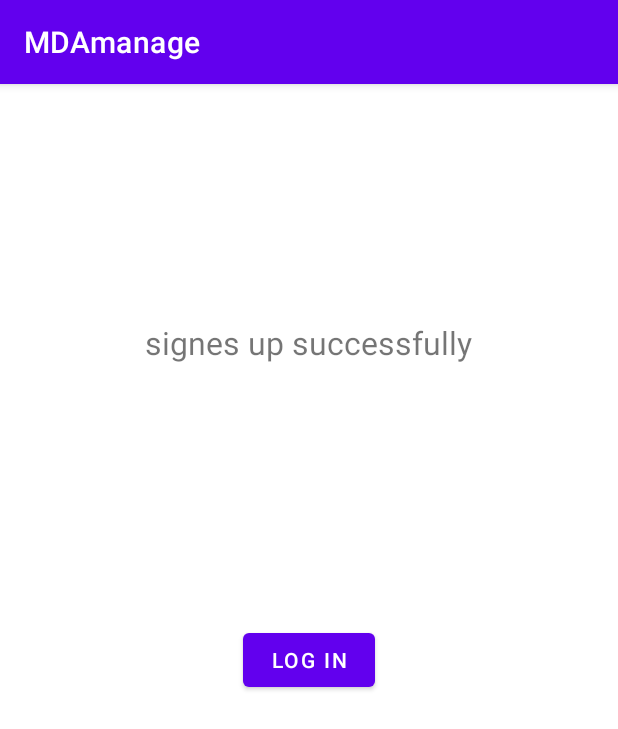
After one commit to ezri1234/MDAmanage, an Android app: the SuccessfullSU screen opened directly, with no data from a screen before it, on a phone screen of 412 x 824 dp. The commit adds this screen. Shown: the top 729 px of the screen. Run offline under Robolectric (Android 15) with nearby library versions, the light colour scheme and no system bars.

```diff
--- a/app/src/main/AndroidManifest.xml
+++ b/app/src/main/AndroidManifest.xml
@@ -9,6 +9,9 @@
         android:roundIcon="@mipmap/ic_launcher_round"
         android:supportsRtl="true"
         android:theme="@style/Theme.MDAmanage">
+        <activity
+            android:name=".SuccessfullSU"
+            android:exported="true" />
         <activity
             android:name=".ShiftActivity"
             android:exported="true" />
--- a/app/src/main/java/com/ezrimo/mdamanage/RegularUserActivity.java
+++ b/app/src/main/java/com/ezrimo/mdamanage/RegularUserActivity.java
@@ -37,6 +37,9 @@ public class RegularUserActivity extends AppCompatActivity {
                     @Override
                     public void onSuccess(DocumentSnapshot documentSnapshot) {
                         user = new User(documentSnapshot.getString("fullName"), documentSnapshot.getString("email"), 0);
+                        Intent go = new Intent(RegularUserActivity.this, UserInfo.class);
+                        go.putExtra("user", user);
+                        startActivity(go);
                     }
                 });
 
--- a/app/src/main/java/com/ezrimo/mdamanage/SignUpTabFragment.java
+++ b/app/src/main/java/com/ezrimo/mdamanage/SignUpTabFragment.java
@@ -71,8 +71,7 @@ public class SignUpTabFragment extends Fragment {
                             Map<String, Object> userInfo = new HashMap<>();
                             userInfo.put("fullName", generalUser.getFullName());
                             userInfo.put("email", generalUser.getEmail());
-                            /*userInfo.put("fullName", generalUser.getFullName());
-                            userInfo.put("password", password.getText().toString());*/
+
                             //here we will specify if its admin
                             if(generalUser.getIsAdmin()==1) {
                                 userInfo.put("isAdmin", 1);
@@ -83,7 +82,7 @@ public class SignUpTabFragment extends Fragment {
                             }else{
                                 userInfo.put("isAdmin", 0);
                                 dr.set(userInfo);
-                                Intent go = new Intent(root.getContext(), RegularUserActivity.class);
+                                Intent go = new Intent(root.getContext(), SuccessfullSU.class);
                                 startActivity(go);
                                 getActivity().finish();
                             }
--- /dev/null
+++ b/app/src/main/java/com/ezrimo/mdamanage/SuccessfullSU.java
@@ -0,0 +1,22 @@
+package com.ezrimo.mdamanage;
+
+import androidx.appcompat.app.AppCompatActivity;
+
+import android.content.Intent;
+import android.os.Bundle;
+import android.view.View;
+
+public class SuccessfullSU extends AppCompatActivity {
+
+    @Override
+    protected void onCreate(Bundle savedInstanceState) {
+        super.onCreate(savedInstanceState);
+        setContentView(R.layout.activity_successfull_su);
+    }
+
+
+    public void goToLI(View view) {
+        Intent go = new Intent(SuccessfullSU.this, SignInUpActivity.class);
+        startActivity(go);
+    }
+}
--- /dev/null
+++ b/app/src/main/res/layout/activity_successfull_su.xml
@@ -0,0 +1,32 @@
+<?xml version="1.0" encoding="utf-8"?>
+<androidx.constraintlayout.widget.ConstraintLayout xmlns:android="http://schemas.android.com/apk/res/android"
+    xmlns:app="http://schemas.android.com/apk/res-auto"
+    xmlns:tools="http://schemas.android.com/tools"
+    android:layout_width="match_parent"
+    android:layout_height="match_parent"
+    tools:context=".SuccessfullSU">
+
+    <TextView
+        android:id="@+id/textView2"
+        android:layout_width="wrap_content"
+        android:layout_height="wrap_content"
+        android:text="signes up successfully"
+        android:textSize="21sp"
+        app:layout_constraintBottom_toBottomOf="parent"
+        app:layout_constraintEnd_toEndOf="parent"
+        app:layout_constraintHorizontal_bias="0.498"
+        app:layout_constraintStart_toStartOf="parent"
+        app:layout_constraintTop_toTopOf="parent"
+        app:layout_constraintVertical_bias="0.214" />
+
+    <Button
+        android:id="@+id/button3"
+        android:layout_width="wrap_content"
+        android:layout_height="wrap_content"
+        android:text="Log In"
+        android:onClick="goToLI"
+        app:layout_constraintBottom_toBottomOf="parent"
+        app:layout_constraintEnd_toEndOf="parent"
+        app:layout_constraintStart_toStartOf="parent"
+        app:layout_constraintTop_toTopOf="parent" />
+</androidx.constraintlayout.widget.ConstraintLayout>
```
Also changed, not shown: app/src/main/java/com/ezrimo/mdamanage/Assign.java (+2 -41 lines), app/src/main/java/com/ezrimo/mdamanage/Calendar.java (+7 -0 lines), app/src/main/java/com/ezrimo/mdamanage/LoginTabFragment.java (+6 -24 lines), app/src/main/java/com/ezrimo/mdamanage/SignInUpActivity.java (+0 -7 lines), app/src/main/java/com/ezrimo/mdamanage/adminActivity.java (+13 -0 lines).
